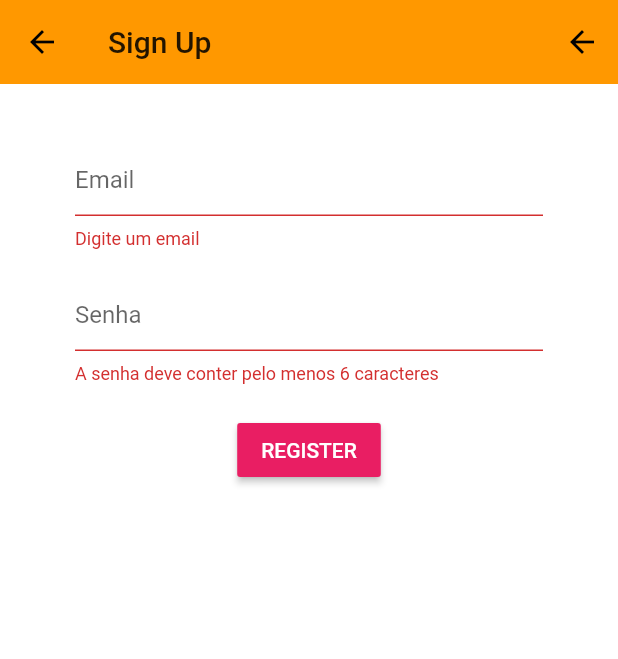
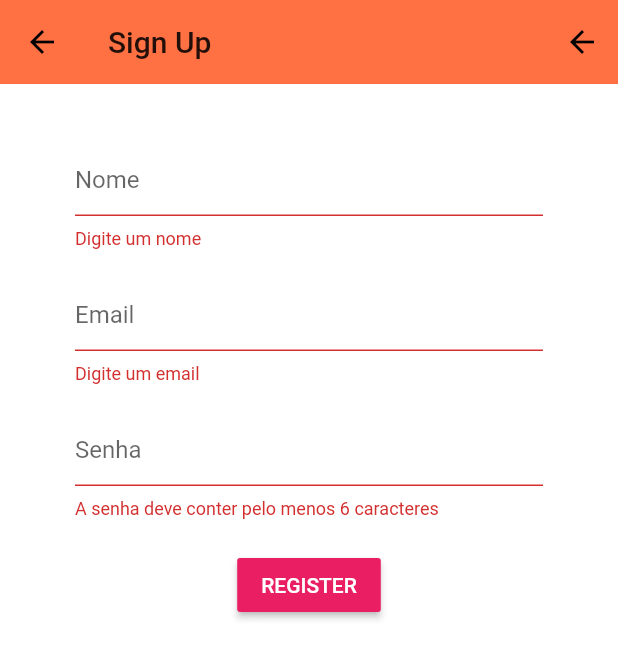
Before and after one commit to tatirb/Doap, a Flutter app: the Register screen opened directly, after a tap on "REGISTER", on a phone screen of 412 x 824 dp. Shown: the top 659 px of the screen. Run offline on Flutter 3.47's test engine with Material 2 defaults, Android fonts, the phone set to English and light mode, and no system bars; our stand-ins replace cloud_firestore, firebase_auth, firebase_core, flutter_spinkit; accounts and stored records are empty.

Commit message:
Add files via upload

```diff
--- a/lib/Screen/Authenticate/register.dart
+++ b/lib/Screen/Authenticate/register.dart
@@ -17,13 +17,14 @@ class _RegisterState extends State<Register> {
   // text field state
   String email = '';
   String password = '';
+  String name = '';
   String error = '';
   @override
   Widget build(BuildContext context) {
     return loading ? Loading() : Scaffold(
       backgroundColor: Colors.white,
       appBar: AppBar(
-        backgroundColor: Colors.orange,
+        backgroundColor: Colors.deepOrange[400],
         elevation: 0.0,
         actions: <Widget>[
           IconButton(
@@ -41,6 +42,14 @@ class _RegisterState extends State<Register> {
           key: _formKey,
           child: Column (
             children: <Widget>[
+            SizedBox(height: 20.0),
+            TextFormField(
+              decoration: textInputDecoration.copyWith(hintText: 'Nome'),
+              validator: (val) =>val.isEmpty ? 'Digite um nome' : null,
+              onChanged: (val) {
+                setState(()=> name = val);
+              }
+            ),
             SizedBox(height: 20.0),
             TextFormField(
               decoration: textInputDecoration.copyWith(hintText: 'Email'),
@@ -68,7 +77,7 @@ class _RegisterState extends State<Register> {
                 onPressed: () async {
                   if (_formKey.currentState.validate()) {
                     setState(() => loading = true);
-                    dynamic result = await _auth.registerWithEmailAndPassword(email, password);
+                    dynamic result = await _auth.registerWithEmailAndPassword(name, email, password);
                     if (result == null) {
                       setState(() {
                         error = 'Digite um email válido';
--- a/lib/Screen/Authenticate/sign_in.dart
+++ b/lib/Screen/Authenticate/sign_in.dart
@@ -23,7 +23,7 @@ class _SignInState extends State<SignIn> {
     return loading ? Loading() : Scaffold(
       backgroundColor: Colors.white,
       appBar: AppBar(
-        backgroundColor: Colors.orange,
+        backgroundColor: Colors.deepOrange[400],
         elevation: 0.0,
         title: Text('Sign In'),
       ),
```
